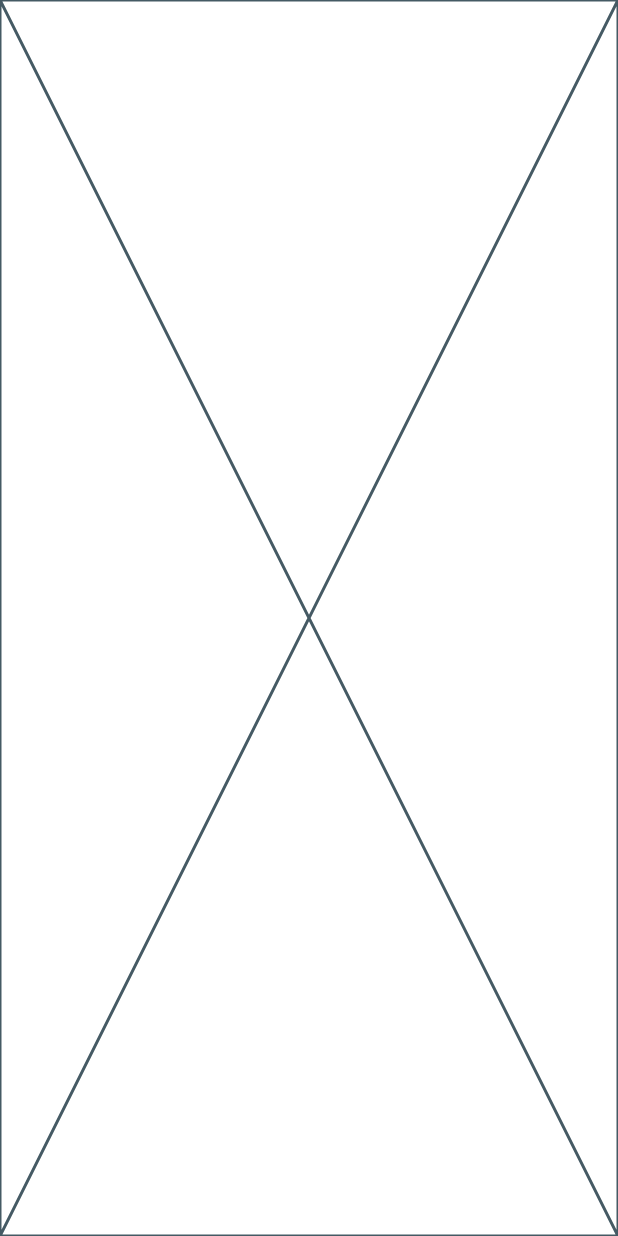
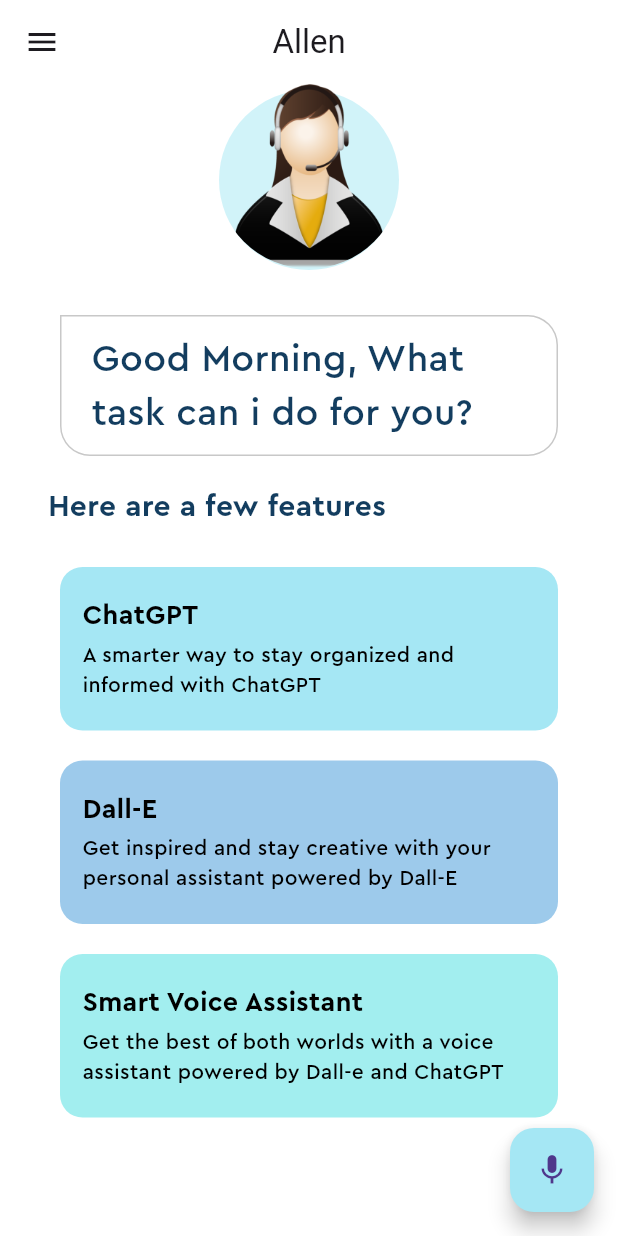
Before and after one commit to ssatyendrak13/Flutter_voice_assistant, a Flutter app: the screen it shows after launch, on a phone screen of 412 x 824 dp. Run offline on Flutter 3.47's test engine with Material 3 defaults, Android fonts, the phone set to English and light mode, and no system bars.

Commit message:
GUI is ready

```diff
--- /dev/null
+++ b/lib/feature_box.dart
@@ -0,0 +1,61 @@
+import 'package:flutter/material.dart';
+import 'package:flutter/widgets.dart';
+import 'package:voice_assistant/pallete.dart';
+
+class FeatureBox extends StatelessWidget {
+  final Color color;
+  final String headerText;
+  final String descriptionText;
+  const FeatureBox({
+    super.key,
+    required this.color,
+    required this.headerText,
+    required this.descriptionText,
+  });
+
+  @override
+  Widget build(BuildContext context) {
+    return Container(
+      margin: const EdgeInsets.symmetric(
+        horizontal: 35,
+        vertical: 10,
+      ),
+      decoration: BoxDecoration(
+        color: color,
+        borderRadius: const BorderRadius.all(
+          Radius.circular(15),
+        ),
+      ),
+      child: Padding(
+        padding: const EdgeInsets.symmetric(vertical: 20).copyWith(
+          left: 15,
+          right: 10,
+        ),
+        child: Column(
+          children: [
+            Align(
+              alignment: Alignment.centerLeft,
+              child: Text(
+                headerText,
+                style: const TextStyle(
+                  fontFamily: 'Cera Pro',
+                  color: Pallete.blackColor,
+                  fontSize: 18,
+                  fontWeight: FontWeight.bold,
+                ),
+              ),
+            ),
+            const SizedBox(height: 3),
+            Text(
+              descriptionText,
+              style: const TextStyle(
+                fontFamily: 'Cera Pro',
+                color: Pallete.blackColor,
+              ),
+            ),
+          ],
+        ),
+      ),
+    );
+  }
+}
--- a/lib/home_page.dart
+++ b/lib/home_page.dart
@@ -1,5 +1,6 @@
-
 import 'package:flutter/material.dart';
+import 'package:voice_assistant/feature_box.dart';
+import 'package:voice_assistant/pallete.dart';
 
 class HomePage extends StatefulWidget {
   const HomePage({super.key});
@@ -11,6 +12,114 @@ class HomePage extends StatefulWidget {
 class _HomePageState extends State<HomePage> {
   @override
   Widget build(BuildContext context) {
-    return const Placeholder();
+    return Scaffold(
+      appBar: AppBar(
+        title: const Text('Allen'),
+        centerTitle: true,
+        leading: const Icon(Icons.menu),
+      ),
+      body: Column(
+        // virtual assistant picture
+        children: [
+          Stack(
+            children: [
+              Center(
+                child: Container(
+                  height: 120,
+                  width: 120,
+                  margin: const EdgeInsets.only(top: 4),
+                  decoration: const BoxDecoration(
+                    color: Pallete.assistantCircleColor,
+                    shape: BoxShape.circle,
+                  ),
+                ),
+              ),
+              Container(
+                height: 123,
+                decoration: const BoxDecoration(
+                  shape: BoxShape.circle,
+                  image: DecorationImage(
+                    image: AssetImage(
+                      'assets/images/virtualAssistant.png',
+                    ),
+                  ),
+                ),
+              ),
+            ],
+          ),
+          // chat bubble
+          Container(
+            padding: const EdgeInsets.symmetric(
+              horizontal: 20,
+              vertical: 10,
+            ),
+            margin: const EdgeInsets.symmetric(horizontal: 40).copyWith(
+              top: 30,
+            ),
+            decoration: BoxDecoration(
+              borderRadius: BorderRadius.circular(20).copyWith(
+                topLeft: Radius.zero,
+              ),
+              border: Border.all(
+                color: Pallete.borderColor,
+              ),
+            ),
+            child: const Text(
+              'Good Morning, What task can i do for you?',
+              style: TextStyle(
+                color: Pallete.mainFontColor,
+                fontFamily: 'Cera Pro',
+                fontSize: 25,
+              ),
+            ),
+          ),
+          Container(
+            padding: const EdgeInsets.all(10),
+            alignment: Alignment.centerLeft,
+            margin: const EdgeInsets.only(
+              top: 10,
+              left: 22,
+            ),
+            child: const Text(
+              'Here are a few features',
+              style: TextStyle(
+                fontFamily: 'Cera pro',
+                color: Pallete.mainFontColor,
+                fontSize: 20,
+                fontWeight: FontWeight.bold,
+              ),
+            ),
+          ),
+          // Featues list
+          const Padding(
+            padding: EdgeInsets.all(5.0),
+            child: Column(
+              children: [
+                FeatureBox(
+                  color: Pallete.firstSuggestionBoxColor,
+                  headerText: 'ChatGPT',
+                  descriptionText: 'A smarter way to stay organized and informed with ChatGPT',
+                ),
+                FeatureBox(
+                  color: Pallete.secondSuggestionBoxColor,
+                  headerText: 'Dall-E',
+                  descriptionText: 'Get inspired and stay creative with your personal assistant powered by Dall-E',
+                ),
+                FeatureBox(
+                  color: Pallete.thirdSuggestionBoxColor,
+                  headerText: 'Smart Voice Assistant',
+                  descriptionText: 'Get the best of both worlds with a voice assistant powered by Dall-e and ChatGPT',
+                ),
+              ],
+            ),
+          )
+        ],
+      ),
+      floatingActionButton: FloatingActionButton(
+        backgroundColor: Pallete.firstSuggestionBoxColor,
+        onPressed: (){},
+        child: const Icon(Icons.mic),
+      ),
+    );
   }
 }
--- a/lib/main.dart
+++ b/lib/main.dart
@@ -1,5 +1,6 @@
 import 'package:flutter/material.dart';
 import 'package:voice_assistant/home_page.dart';
+import 'package:voice_assistant/pallete.dart';
 
 void main() {
   runApp(const MyApp());
@@ -11,10 +12,13 @@ class MyApp extends StatelessWidget {
   @override
   Widget build(BuildContext context) {
     return MaterialApp(
-      title: 'Flutter Demo',
-      theme: ThemeData(
-        colorScheme: ColorScheme.fromSeed(seedColor: Colors.deepPurple),
-        useMaterial3: true,
+      debugShowCheckedModeBanner: false,
+      title: 'Allen',
+      theme: ThemeData.light(useMaterial3: true).copyWith(
+        scaffoldBackgroundColor: Pallete.whiteColor,
+        appBarTheme: const AppBarTheme(
+          backgroundColor: Pallete.whiteColor
+        )
       ),
       home: const HomePage(),
     );
--- /dev/null
+++ b/lib/pallete.dart
@@ -0,0 +1,13 @@
+import 'package:flutter/material.dart';
+
+class Pallete {
+  static const Color mainFontColor = Color.fromRGBO(19, 61, 95, 1);
+  static const Color firstSuggestionBoxColor = Color.fromRGBO(165, 231, 244, 1);
+  static const Color secondSuggestionBoxColor =
+      Color.fromRGBO(157, 202, 235, 1);
+  static const Color thirdSuggestionBoxColor = Color.fromRGBO(162, 238, 239, 1);
+  static const Color assistantCircleColor = Color.fromRGBO(209, 243, 249, 1);
+  static const Color borderColor = Color.fromRGBO(200, 200, 200, 1);
+  static const Color blackColor = Colors.black;
+  static const Color whiteColor = Colors.white;
+}
```
Also changed, not shown: pubspec.yaml (+9 -9 lines).
